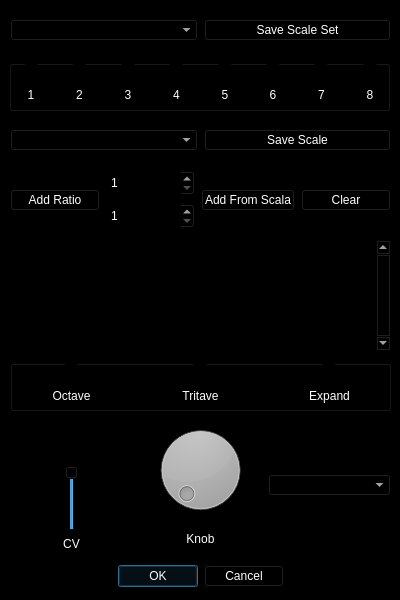
starlingcode/viaflash, file sync3_scale_editor.ui: the form before one commit.
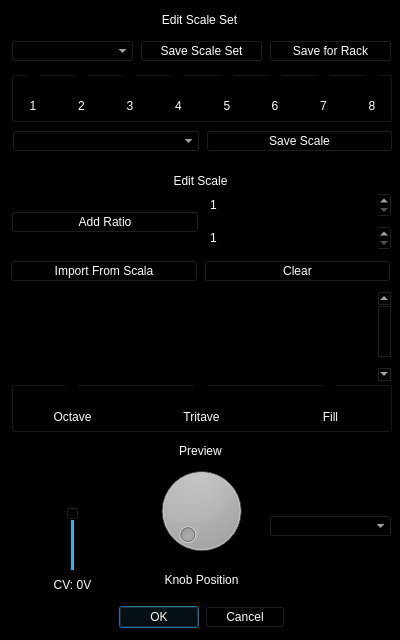
The form after the commit.

```diff
--- a/sync3_scale_editor.ui
+++ b/sync3_scale_editor.ui
@@ -7,7 +7,7 @@
     <x>0</x>
     <y>0</y>
     <width>400</width>
-    <height>600</height>
+    <height>640</height>
    </rect>
   </property>
   <property name="palette">
@@ -269,8 +269,8 @@
   <widget class="QDialogButtonBox" name="buttonBox">
    <property name="geometry">
     <rect>
-     <x>30</x>
-     <y>560</y>
+     <x>31</x>
+     <y>601</y>
      <width>341</width>
      <height>32</height>
     </rect>
@@ -288,8 +288,8 @@
   <widget class="QWidget" name="horizontalLayoutWidget">
    <property name="geometry">
     <rect>
-     <x>10</x>
-     <y>10</y>
+     <x>11</x>
+     <y>31</y>
      <width>381</width>
      <height>41</height>
     </rect>
@@ -305,13 +305,20 @@
       </property>
      </widget>
     </item>
+    <item>
+     <widget class="QPushButton" name="saveForRack">
+      <property name="text">
+       <string>Save for Rack</string>
+      </property>
+     </widget>
+    </item>
    </layout>
   </widget>
   <widget class="QWidget" name="horizontalLayoutWidget_2">
    <property name="geometry">
     <rect>
-     <x>10</x>
-     <y>120</y>
+     <x>12</x>
+     <y>121</y>
      <width>381</width>
      <height>41</height>
     </rect>
@@ -332,10 +339,10 @@
   <widget class="QScrollArea" name="seedRatios">
    <property name="geometry">
     <rect>
-     <x>10</x>
-     <y>240</y>
+     <x>11</x>
+     <y>291</y>
      <width>381</width>
-     <height>111</height>
+     <height>91</height>
     </rect>
    </property>
    <property name="verticalScrollBarPolicy">
@@ -357,7 +364,7 @@
     <property name="geometry">
      <rect>
       <x>0</x>
-      <y>0</y>
+      <y>-20</y>
       <width>375</width>
       <height>105</height>
      </rect>
@@ -367,7 +374,7 @@
       <rect>
        <x>10</x>
        <y>0</y>
-       <width>331</width>
+       <width>351</width>
        <height>241</height>
       </rect>
      </property>
@@ -378,8 +385,8 @@
   <widget class="QWidget" name="horizontalLayoutWidget_4">
    <property name="geometry">
     <rect>
-     <x>10</x>
-     <y>360</y>
+     <x>11</x>
+     <y>381</y>
      <width>381</width>
      <height>51</height>
     </rect>
@@ -484,7 +491,7 @@
           <item>
            <widget class="QLabel" name="label_4">
             <property name="text">
-             <string>Expand</string>
+             <string>Fill</string>
             </property>
             <property name="alignment">
              <set>Qt::AlignCenter</set>
@@ -502,8 +509,8 @@
   <widget class="QWidget" name="horizontalLayoutWidget_5">
    <property name="geometry">
     <rect>
-     <x>10</x>
-     <y>420</y>
+     <x>11</x>
+     <y>461</y>
      <width>381</width>
      <height>131</height>
     </rect>
@@ -534,7 +541,7 @@
       <item>
        <widget class="QLabel" name="label_6">
         <property name="text">
-         <string>CV</string>
+         <string>CV: 0V</string>
         </property>
         <property name="alignment">
          <set>Qt::AlignCenter</set>
@@ -558,7 +565,7 @@
       <item>
        <widget class="QLabel" name="label_5">
         <property name="text">
-         <string>Knob</string>
+         <string>Knob Position</string>
         </property>
         <property name="alignment">
          <set>Qt::AlignCenter</set>
@@ -579,8 +586,8 @@
   <widget class="QWidget" name="horizontalLayoutWidget_6">
    <property name="geometry">
     <rect>
-     <x>10</x>
-     <y>169</y>
+     <x>11</x>
+     <y>191</y>
      <width>381</width>
      <height>62</height>
     </rect>
@@ -599,7 +606,7 @@
        <widget class="QSpinBox" name="numerator">
         <property name="minimumSize">
          <size>
-          <width>50</width>
+          <width>103</width>
           <height>26</height>
          </size>
         </property>
@@ -621,7 +628,7 @@
         </property>
         <property name="minimumSize">
          <size>
-          <width>50</width>
+          <width>103</width>
           <height>26</height>
          </size>
         </property>
@@ -635,27 +642,13 @@
       </item>
      </layout>
     </item>
-    <item>
-     <widget class="QPushButton" name="addFromScala">
-      <property name="text">
-       <string>Add From Scala</string>
-      </property>
-     </widget>
-    </item>
-    <item>
-     <widget class="QPushButton" name="clearSeedRatios">
-      <property name="text">
-       <string>Clear</string>
-      </property>
-     </widget>
-    </item>
    </layout>
   </widget>
   <widget class="QGroupBox" name="groupBox_2">
    <property name="geometry">
     <rect>
-     <x>9</x>
-     <y>60</y>
+     <x>11</x>
+     <y>71</y>
      <width>381</width>
      <height>51</height>
     </rect>
@@ -972,6 +965,92 @@
     </layout>
    </widget>
   </widget>
+  <widget class="QWidget" name="horizontalLayoutWidget_3">
+   <property name="geometry">
+    <rect>
+     <x>10</x>
+     <y>251</y>
+     <width>381</width>
+     <height>41</height>
+    </rect>
+   </property>
+   <layout class="QHBoxLayout" name="horizontalLayout_15">
+    <item>
+     <widget class="QPushButton" name="addFromScala">
+      <property name="text">
+       <string>Import From Scala</string>
+      </property>
+     </widget>
+    </item>
+    <item>
+     <widget class="QPushButton" name="clearSeedRatios">
+      <property name="text">
+       <string>Clear</string>
+      </property>
+     </widget>
+    </item>
+   </layout>
+  </widget>
+  <widget class="QWidget" name="horizontalLayoutWidget_8">
+   <property name="geometry">
+    <rect>
+     <x>10</x>
+     <y>440</y>
+     <width>381</width>
+     <height>21</height>
+    </rect>
+   </property>
+   <layout class="QHBoxLayout" name="horizontalLayout_16">
+    <item>
+     <widget class="QLabel" name="label_2">
+      <property name="text">
+       <string>Preview</string>
+      </property>
+      <property name="alignment">
+       <set>Qt::AlignCenter</set>
+      </property>
+     </widget>
+    </item>
+   </layout>
+  </widget>
+  <widget class="QWidget" name="horizontalLayoutWidget_9">
+   <property name="geometry">
+    <rect>
+     <x>10</x>
+     <y>170</y>
+     <width>381</width>
+     <height>21</height>
+    </rect>
+   </property>
+   <layout class="QHBoxLayout" name="horizontalLayout_17">
+    <item>
+     <widget class="QLabel" name="label_7">
+      <property name="text">
+       <string>Edit Scale</string>
+      </property>
+      <property name="alignment">
+       <set>Qt::AlignCenter</set>
+      </property>
+     </widget>
+    </item>
+   </layout>
+  </widget>
+  <widget class="QLabel" name="label_8">
+   <property name="geometry">
+    <rect>
+     <x>10</x>
+     <y>10</y>
+     <width>379</width>
+     <height>19</height>
+    </rect>
+   </property>
+   <property name="text">
+    <string>Edit Scale Set</string>
+   </property>
+   <property name="alignment">
+    <set>Qt::AlignCenter</set>
+   </property>
+  </widget>
  </widget>
  <resources/>
  <connections>
```
Left out of the diff: 7 changed lines with no effect on the pictures.
